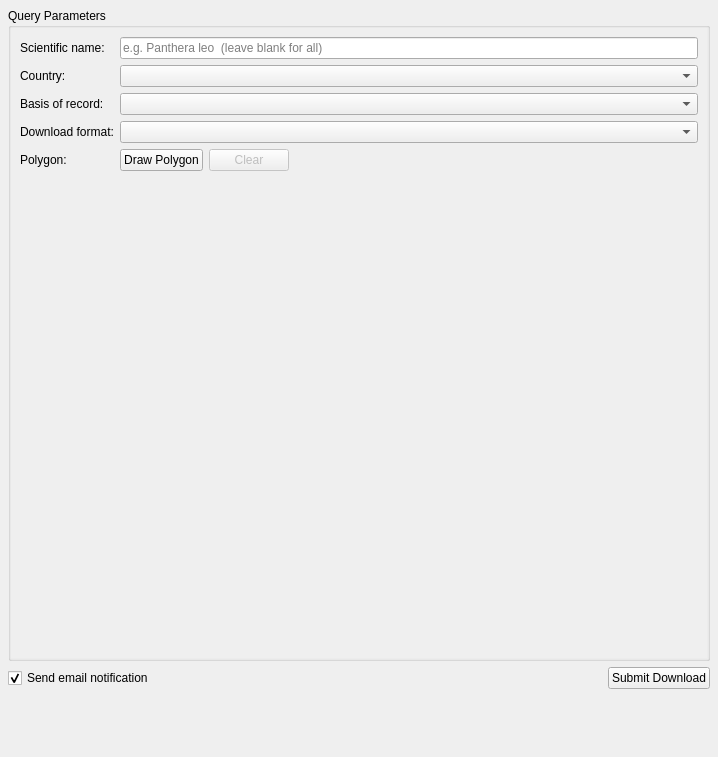
dimasciput/gbif-downloader-qgis-plugin, file gbif_downloader/gui/action_tab.ui: the form before one commit.
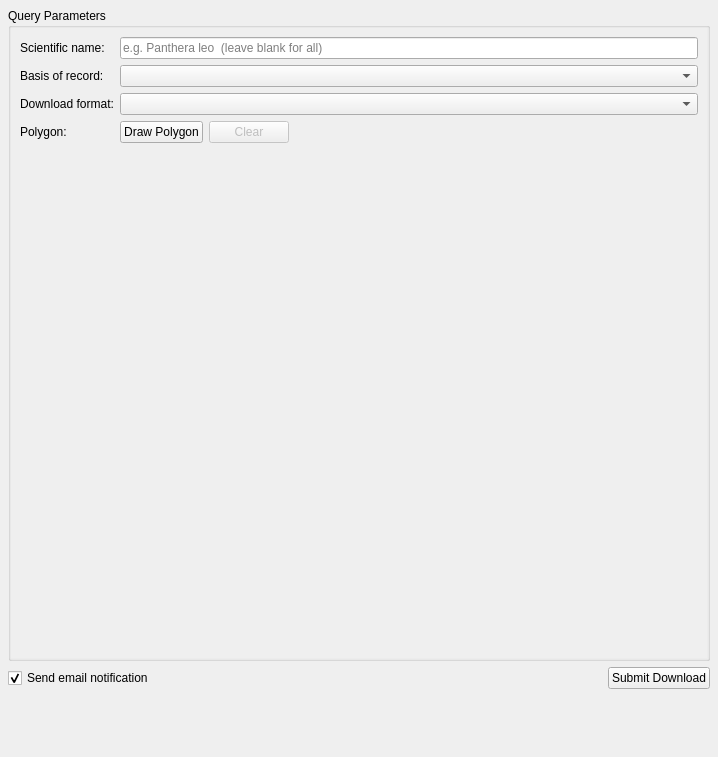
The form after the commit.

Commit message: Improve country filter

What changed in the file:
```diff
--- a/gbif_downloader/gui/action_tab.ui
+++ b/gbif_downloader/gui/action_tab.ui
@@ -88,16 +88,6 @@
         </property>
        </widget>
       </item>
-      <item row="1" column="0">
-       <widget class="QLabel" name="label_country">
-        <property name="text">
-         <string>Country:</string>
-        </property>
-       </widget>
-      </item>
-      <item row="1" column="1">
-       <widget class="QComboBox" name="country_combo"/>
-      </item>
       <item row="2" column="0">
        <widget class="QLabel" name="label_basis">
         <property name="text">
```
The commit also changes 6 other files.
